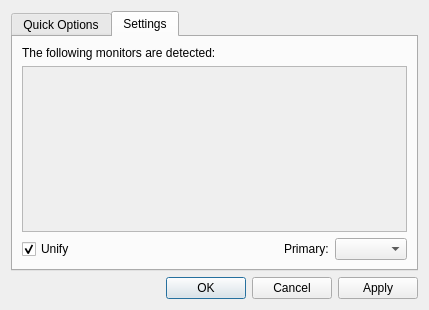
Qt form mainwindow.ui (lxqt/lxqt-config) before a commit.
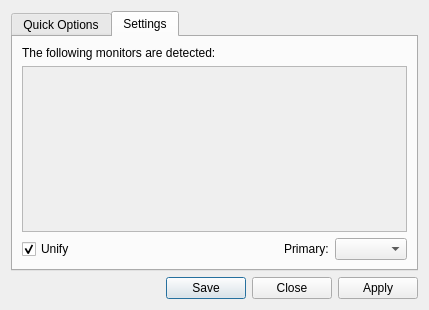
The same form after that commit.

```diff
--- a/mainwindow.ui
+++ b/mainwindow.ui
@@ -158,7 +158,7 @@
       <enum>Qt::Horizontal</enum>
      </property>
      <property name="standardButtons">
-      <set>QDialogButtonBox::Apply|QDialogButtonBox::Cancel|QDialogButtonBox::Ok</set>
+      <set>QDialogButtonBox::Apply|QDialogButtonBox::Close|QDialogButtonBox::Save</set>
      </property>
     </widget>
    </item>
```
Left out of the diff: 16 changed lines with no effect on the pictures.
